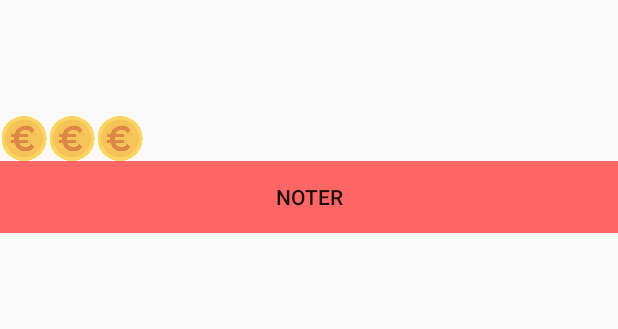
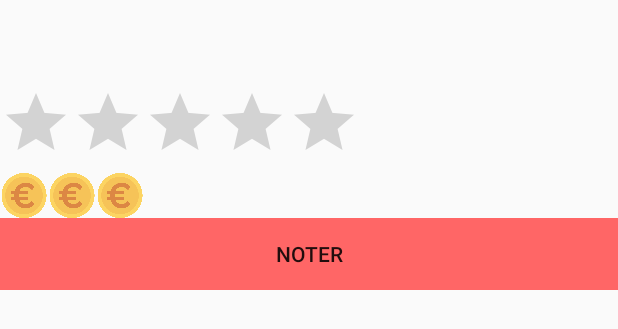
Before and after one commit to nicolas07/projet-paris, an Android app: the layout fragment_detail.xml on its own in the app's theme, with its tools: preview values and no code run, on a phone screen of 412 x 824 dp. Shown: the top 329 px of the screen. Run offline under Robolectric (Android 15) with nearby library versions, the phone set to English and light mode, and no system bars.

Commit message:
Remplacement detail note par rating bar

```diff
--- a/app/src/main/java/com/onvaou/FragmentDetail.java
+++ b/app/src/main/java/com/onvaou/FragmentDetail.java
@@ -59,8 +59,10 @@ public class FragmentDetail extends Fragment {
         DecimalFormat df = new DecimalFormat("#.00");
         tvNom.setText(b.getNom());
         int nbAvis = r.nextInt(50-15)+15;
-        tvNote.setText( "Note = " + df.format(b.getNote()) + "("+ nbAvis+" avis)");
+        tvNote.setText(" ("+ nbAvis+" avis)");
         tvTheme.setText(b.getTheme().name().replace("_"," "));
+        final RatingBar rbNote = (RatingBar) view.findViewById(R.id.rbNote);
+        rbNote.setRating(b.getNote());
 //        tvPrix.setText(b.getPrix().name());
         tvAdresse.setText(b.getAdresse() + "\n" + b.getCP() +" - "+b.getVille());
 
@@ -153,7 +155,7 @@ public class FragmentDetail extends Fragment {
 //            }
 //        });
 
-//        final RatingBar rbNote = (RatingBar) view.findViewById(R.id.rbNote);
+
         Button btNote = (Button) view.findViewById(R.id.btNoter);
 
         btNote.setOnClickListener(new View.OnClickListener() {
--- a/app/src/main/res/layout/fragment_detail.xml
+++ b/app/src/main/res/layout/fragment_detail.xml
@@ -34,13 +34,29 @@
             android:layout_row="2"
             android:layout_gravity="left"/>
 
-        <TextView
-            android:id="@+id/tvNote"
+
+
+        <LinearLayout
+            android:layout_row="3"
+            android:layout_rowSpan="1"
+            android:layout_column="0">
+
+            <RatingBar
+            android:id="@+id/rbNote"
             android:layout_width="wrap_content"
             android:layout_height="wrap_content"
-            android:layout_column="0"
-            android:layout_row="3"
+            android:numStars="5"
             android:layout_gravity="left"/>
+
+            <TextView
+                android:id="@+id/tvNote"
+                android:layout_width="wrap_content"
+                android:layout_height="wrap_content"
+                android:layout_column="0"
+                android:layout_row="3"
+                android:layout_gravity="left"/>
+
+        </LinearLayout>
 
         <!--<TextView-->
         <!--android:id="@+id/tvPrix"-->
```
Also changed, not shown: app/src/main/res/mipmap-hdpi/gps.png (added).
